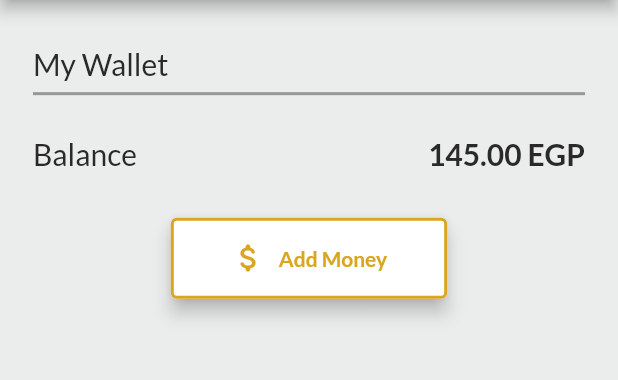
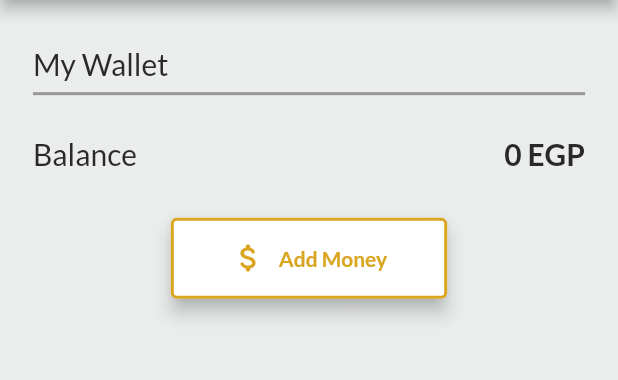
Before and after one commit to xBodda/Transpot, a Flutter app: the Wallet screen opened by its route, on a phone screen of 412 x 824 dp, the part 84-464 px from its top. Run offline on Flutter 3.47's test engine with Material 2 defaults, Android fonts, the phone set to English and light mode, and no system bars; our stand-ins replace cloud_firestore, easy_splash_screen, firebase_auth, firebase_core, google_maps_flutter, location; missing offline and left inert: animated_size_and_fade, flutter_google_places_hoc081098, flutter_polyline_points, geocoder2, google_api_headers, google_maps_webservice; accounts and stored records are empty; statements that could not run were skipped.

Commit message:
Update wallet.dart

```diff
--- a/lib/views/user/wallet.dart
+++ b/lib/views/user/wallet.dart
@@ -1,8 +1,10 @@
-import 'package:flutter/cupertino.dart';
+import 'package:cloud_firestore/cloud_firestore.dart';
+import 'package:firebase_auth/firebase_auth.dart';
 import 'package:flutter/material.dart';
 import 'package:transpot/components/drawer.dart';
 import 'package:transpot/utils/constants.dart';
 import 'package:transpot/utils/size_config.dart';
+import 'package:transpot/views/user/checkout.dart';
 
 class Wallet extends StatefulWidget {
   const Wallet({Key? key}) : super(key: key);
@@ -14,8 +16,30 @@ class Wallet extends StatefulWidget {
 }
 
 class _WalletState extends State<Wallet> {
+
+  int _balance = 0;
+
+  User? userx = FirebaseAuth.instance.currentUser;
+
   @override
   Widget build(BuildContext context) {
+    FirebaseFirestore.instance
+        .collection('users')
+        .doc(userx!.uid)
+        .get()
+        .then((DocumentSnapshot documentSnapshot) {
+      if (documentSnapshot.exists) {
+        _balance = documentSnapshot['Balance'];
+        setState(() {
+          _balance = _balance;
+        });
+      }
+    });
+
+    setState(() {
+      _balance = _balance;
+    });
+
     return GestureDetector(
       onTap: () => FocusManager.instance.primaryFocus?.unfocus(),
       child: Scaffold(
@@ -57,9 +81,9 @@ class _WalletState extends State<Wallet> {
                     ),
                     Row(
                       mainAxisAlignment: MainAxisAlignment.spaceBetween,
-                      children: const [
-                        Text("Balance", style: TextStyle(fontSize: 20)),
-                        Text("145.00 EGP", style: TextStyle(fontSize: 20, fontWeight: FontWeight.bold)),
+                      children: [
+                        const Text("Balance", style: TextStyle(fontSize: 20)),
+                        Text('$_balance EGP', style: const TextStyle(fontSize: 20, fontWeight: FontWeight.bold)),
                       ],
                     ),
 
@@ -69,7 +93,9 @@ class _WalletState extends State<Wallet> {
               Align(
                 alignment: Alignment.bottomCenter,
                 child: ElevatedButton.icon(
-                  onPressed: () async {},
+                  onPressed: () async {
+                    Navigator.of(context).pushNamed(Checkout.routeName);
+                  },
                   style: ElevatedButton.styleFrom(
                     side: const BorderSide(width: 2, color: primaryColor),
                     primary: Colors.white,
```
